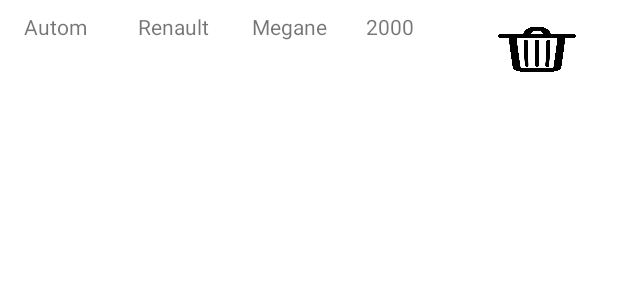
After one commit to ventt/carlog, an Android app: the layout car_list.xml on its own in the app's theme, with its tools: preview values and no code run, on a phone screen of 412 x 824 dp. The commit adds this screen. Shown: the top 300 px of the screen. Run offline under Robolectric (Android 15) with nearby library versions, the phone set to English and light mode, and no system bars.

Commit message:
Room database and The first CAR recycle view implementation is partly done

```diff
--- a/app/build.gradle
+++ b/app/build.gradle
@@ -1,6 +1,7 @@
 plugins {
     id 'com.android.application'
     id 'kotlin-android'
+    id 'kotlin-kapt'
 }
 
 android {
@@ -40,7 +41,12 @@ dependencies {
     implementation 'androidx.appcompat:appcompat:1.3.1'
     implementation 'com.google.android.material:material:1.4.0'
     implementation 'androidx.constraintlayout:constraintlayout:2.1.1'
+    implementation 'androidx.legacy:legacy-support-v4:1.0.0'
     testImplementation 'junit:junit:4.+'
     androidTestImplementation 'androidx.test.ext:junit:1.1.3'
     androidTestImplementation 'androidx.test.espresso:espresso-core:3.4.0'
+    def room_version = "2.3.0"
+    implementation "androidx.room:room-runtime:$room_version"
+    implementation "androidx.room:room-ktx:$room_version"
+    kapt "androidx.room:room-compiler:$room_version"
 }
--- /dev/null
+++ b/app/src/main/res/layout/car_list.xml
@@ -0,0 +1,51 @@
+<?xml version="1.0" encoding="utf-8"?>
+<LinearLayout xmlns:android="http://schemas.android.com/apk/res/android"
+    xmlns:tools="http://schemas.android.com/tools"
+    android:layout_width="match_parent"
+    android:layout_height="wrap_content"
+    android:orientation="horizontal"
+    android:paddingBottom="8dp"
+    android:paddingLeft="16dp"
+    android:paddingRight="16dp"
+    android:paddingTop="8dp"
+    android:weightSum="20">
+
+
+
+    <TextView
+        android:id="@+id/carName"
+        android:layout_width="fill_parent"
+        android:layout_height="wrap_content"
+        android:layout_weight="4"
+        tools:text="Autom" />
+    <TextView
+        android:id="@+id/carManufac"
+        android:layout_width="fill_parent"
+        android:layout_height="wrap_content"
+        android:layout_weight="4"
+        tools:text="Renault" />
+    <TextView
+        android:id="@+id/carType"
+        android:layout_width="fill_parent"
+        android:layout_height="wrap_content"
+        android:layout_weight="4"
+        tools:text="Megane" />
+    <TextView
+        android:id="@+id/produceDate"
+        android:layout_width="fill_parent"
+        android:layout_height="wrap_content"
+        android:layout_weight="4"
+        tools:text="2000" />
+
+
+    <ImageButton
+        android:id="@+id/ibRemove"
+        style="@style/Widget.AppCompat.Button.Borderless"
+        android:layout_width="wrap_content"
+        android:layout_height="50dp"
+        android:layout_weight="4"
+        android:layout_gravity="center_vertical"
+        android:scaleType="fitXY"
+        android:src="@drawable/trashbin" />
+
+</LinearLayout>
--- a/app/src/main/res/values/strings.xml
+++ b/app/src/main/res/values/strings.xml
@@ -1,3 +1,5 @@
 <resources>
     <string name="app_name">carlog</string>
+    <!-- TODO: Remove or change this placeholder text -->
+    <string name="hello_blank_fragment">Hello blank fragment</string>
 </resources>
--- a/app/src/main/res/values/themes.xml
+++ b/app/src/main/res/values/themes.xml
@@ -12,5 +12,7 @@
         <!-- Status bar color. -->
         <item name="android:statusBarColor" tools:targetApi="l">?attr/colorPrimaryVariant</item>
         <!-- Customize your theme here. -->
+        <item name="windowActionBar">false</item>
+        <item name="windowNoTitle">true</item>
     </style>
 </resources>
--- a/build.gradle
+++ b/build.gradle
@@ -6,7 +6,7 @@ buildscript {
     }
     dependencies {
         classpath "com.android.tools.build:gradle:7.0.3"
-        classpath "org.jetbrains.kotlin:kotlin-gradle-plugin:1.5.31"
+        classpath 'org.jetbrains.kotlin:kotlin-gradle-plugin:1.6.0'
 
         // NOTE: Do not place your application dependencies here; they belong
         // in the individual module build.gradle files
```
Also changed, not shown: app/src/main/java/hu/bme/aut/carlog/MainActivity.kt (+54 -4 lines), app/src/main/java/hu/bme/aut/carlog/adapter/CarListAdapter.kt (added, +45 -0 lines), app/src/main/java/hu/bme/aut/carlog/data/Car.kt (added, +14 -0 lines), app/src/main/java/hu/bme/aut/carlog/data/CarDao.kt (added, +18 -0 lines), app/src/main/java/hu/bme/aut/carlog/data/CarLogDatabase.kt (added, +21 -0 lines), app/src/main/java/hu/bme/aut/carlog/fragments/NewCarItemDialogFragment.kt (added, +50 -0 lines), app/src/main/java/hu/bme/aut/carlog/model/Car.kt (deleted, +0 -7 lines), app/src/main/java/hu/bme/aut/carlog/sqlite/DbConstants.kt (deleted, +0 -40 lines), app/src/main/java/hu/bme/aut/carlog/sqlite/DbHelper.kt (deleted, +0 -17 lines), app/src/main/java/hu/bme/aut/carlog/sqlite/PersistentDataHelper.kt (deleted, +0 -63 lines), app/src/main/res/layout/activity_main.xml (+27 -11 lines), app/src/main/res/layout/fragment_dialog_new_car.xml (added, +53 -0 lines), app/src/main/res/drawable-v24/ic_add_white_36dp.png (added), app/src/main/res/drawable-v24/trashbin.png (added).
